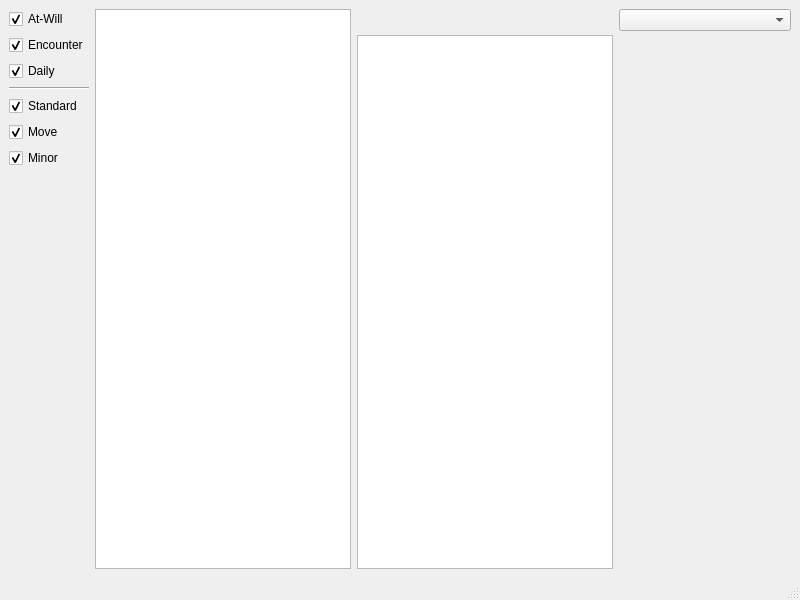
Before: the Qt Designer form gui/mainWindow.ui in bpittman/pydnd, drawn with Qt 5.
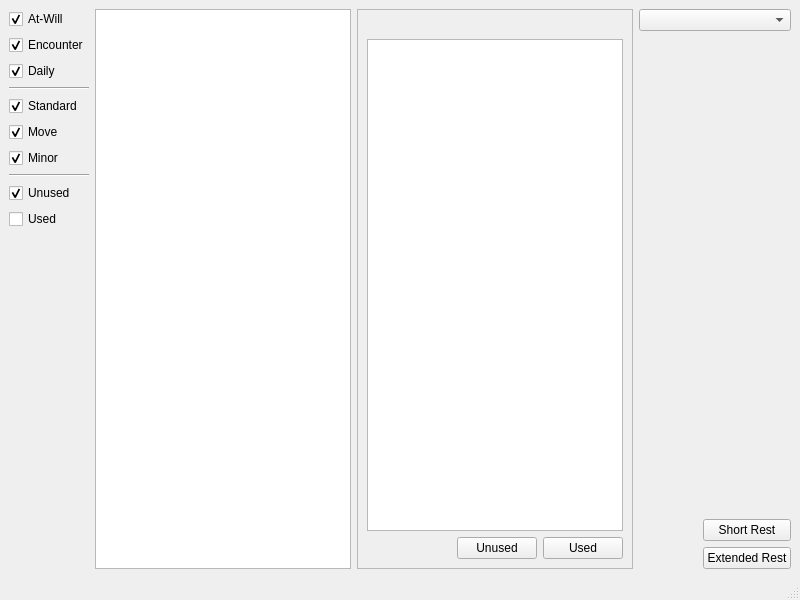
After: the same form once the commit is applied.

Commit message: Add support for tracking power usage

The edit to the form file:
```diff
--- a/gui/mainWindow.ui
+++ b/gui/mainWindow.ui
@@ -15,46 +15,7 @@
   </property>
   <widget class="QWidget" name="centralwidget">
    <layout class="QGridLayout" name="gridLayout">
-    <item row="0" column="1" rowspan="5">
-     <widget class="QListWidget" name="powersList">
-      <property name="sizePolicy">
-       <sizepolicy hsizetype="MinimumExpanding" vsizetype="Expanding">
-        <horstretch>0</horstretch>
-        <verstretch>0</verstretch>
-       </sizepolicy>
-      </property>
-     </widget>
-    </item>
-    <item row="4" column="2">
-     <widget class="QTextEdit" name="powerText">
-      <property name="sizePolicy">
-       <sizepolicy hsizetype="Preferred" vsizetype="MinimumExpanding">
-        <horstretch>0</horstretch>
-        <verstretch>0</verstretch>
-       </sizepolicy>
-      </property>
-      <property name="readOnly">
-       <bool>true</bool>
-      </property>
-     </widget>
-    </item>
-    <item row="0" column="2" rowspan="3">
-     <widget class="QLabel" name="powerImageLabel">
-      <property name="sizePolicy">
-       <sizepolicy hsizetype="Preferred" vsizetype="Preferred">
-        <horstretch>0</horstretch>
-        <verstretch>0</verstretch>
-       </sizepolicy>
-      </property>
-      <property name="text">
-       <string/>
-      </property>
-      <property name="scaledContents">
-       <bool>false</bool>
-      </property>
-     </widget>
-    </item>
-    <item row="0" column="0" rowspan="5">
+    <item row="0" column="0" rowspan="6">
      <layout class="QVBoxLayout" name="verticalLayout">
       <item>
        <widget class="QCheckBox" name="atWillCheck">
@@ -132,6 +93,30 @@
         </property>
        </widget>
       </item>
+      <item>
+       <widget class="Line" name="line_2">
+        <property name="orientation">
+         <enum>Qt::Horizontal</enum>
+        </property>
+       </widget>
+      </item>
+      <item>
+       <widget class="QCheckBox" name="unusedCheck">
+        <property name="text">
+         <string>Unused</string>
+        </property>
+        <property name="checked">
+         <bool>true</bool>
+        </property>
+       </widget>
+      </item>
+      <item>
+       <widget class="QCheckBox" name="usedCheck">
+        <property name="text">
+         <string>Used</string>
+        </property>
+       </widget>
+      </item>
       <item>
        <spacer name="verticalSpacer">
         <property name="orientation">
@@ -147,7 +132,7 @@
       </item>
      </layout>
     </item>
-    <item row="0" column="3" rowspan="5">
+    <item row="0" column="3" rowspan="5" colspan="2">
      <layout class="QVBoxLayout" name="verticalLayout_2">
       <item>
        <widget class="QComboBox" name="weaponCombo">
@@ -174,6 +159,138 @@
       </item>
      </layout>
     </item>
+    <item row="0" column="1" rowspan="6">
+     <widget class="QListWidget" name="powersList">
+      <property name="sizePolicy">
+       <sizepolicy hsizetype="MinimumExpanding" vsizetype="Expanding">
+        <horstretch>0</horstretch>
+        <verstretch>0</verstretch>
+       </sizepolicy>
+      </property>
+     </widget>
+    </item>
+    <item row="0" column="2" rowspan="6">
+     <widget class="QFrame" name="powerFrame">
+      <property name="sizePolicy">
+       <sizepolicy hsizetype="MinimumExpanding" vsizetype="MinimumExpanding">
+        <horstretch>0</horstretch>
+        <verstretch>0</verstretch>
+       </sizepolicy>
+      </property>
+      <property name="frameShape">
+       <enum>QFrame::StyledPanel</enum>
+      </property>
+      <property name="frameShadow">
+       <enum>QFrame::Raised</enum>
+      </property>
+      <layout class="QVBoxLayout" name="verticalLayout_3">
+       <item>
+        <widget class="QLabel" name="powerImageLabel">
+         <property name="sizePolicy">
+          <sizepolicy hsizetype="Preferred" vsizetype="Preferred">
+           <horstretch>0</horstretch>
+           <verstretch>0</verstretch>
+          </sizepolicy>
+         </property>
+         <property name="text">
+          <string/>
+         </property>
+         <property name="scaledContents">
+          <bool>false</bool>
+         </property>
+        </widget>
+       </item>
+       <item>
+        <widget class="QTextEdit" name="powerText">
+         <property name="sizePolicy">
+          <sizepolicy hsizetype="Preferred" vsizetype="MinimumExpanding">
+           <horstretch>0</horstretch>
+           <verstretch>0</verstretch>
+          </sizepolicy>
+         </property>
+         <property name="readOnly">
+          <bool>true</bool>
+         </property>
+        </widget>
+       </item>
+       <item>
+        <layout class="QHBoxLayout" name="horizontalLayout">
+         <item>
+          <spacer name="horizontalSpacer">
+           <property name="orientation">
+            <enum>Qt::Horizontal</enum>
+           </property>
+           <property name="sizeHint" stdset="0">
+            <size>
+             <width>40</width>
+             <height>20</height>
+            </size>
+           </property>
+          </spacer>
+         </item>
+         <item>
+          <widget class="QPushButton" name="unusedButton">
+           <property name="text">
+            <string>Unused</string>
+           </property>
+          </widget>
+         </item>
+         <item>
+          <widget class="QPushButton" name="usedButton">
+           <property name="text">
+            <string>Used</string>
+           </property>
+          </widget>
+         </item>
+        </layout>
+       </item>
+      </layout>
+     </widget>
+    </item>
+    <item row="5" column="4">
+     <layout class="QVBoxLayout" name="verticalLayout_4">
+      <item>
+       <spacer name="verticalSpacer_3">
+        <property name="orientation">
+         <enum>Qt::Vertical</enum>
+        </property>
+        <property name="sizeHint" stdset="0">
+         <size>
+          <width>20</width>
+          <height>40</height>
+         </size>
+        </property>
+       </spacer>
+      </item>
+      <item>
+       <widget class="QPushButton" name="shortRestButton">
+        <property name="text">
+         <string>Short Rest</string>
+        </property>
+       </widget>
+      </item>
+      <item>
+       <widget class="QPushButton" name="extendedRestButton">
+        <property name="text">
+         <string>Extended Rest</string>
+        </property>
+       </widget>
+      </item>
+     </layout>
+    </item>
+    <item row="5" column="3">
+     <spacer name="horizontalSpacer_2">
+      <property name="orientation">
+       <enum>Qt::Horizontal</enum>
+      </property>
+      <property name="sizeHint" stdset="0">
+       <size>
+        <width>40</width>
+        <height>20</height>
+       </size>
+      </property>
+     </spacer>
+    </item>
    </layout>
   </widget>
   <widget class="QMenuBar" name="menubar">
```
The commit also changes 4 other files.
